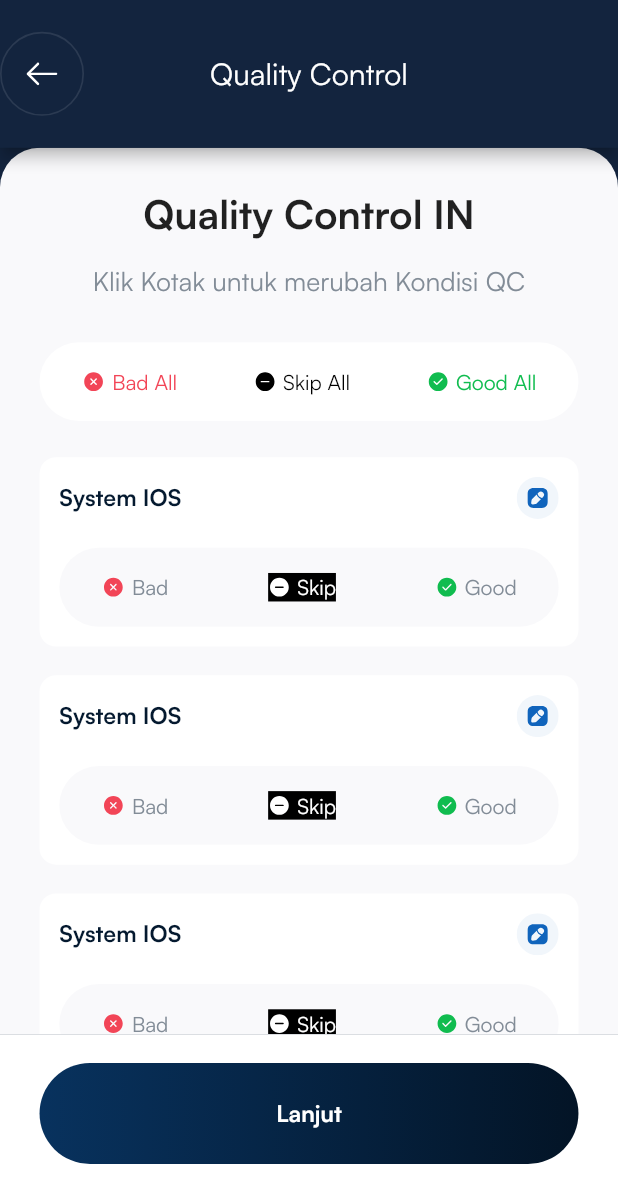
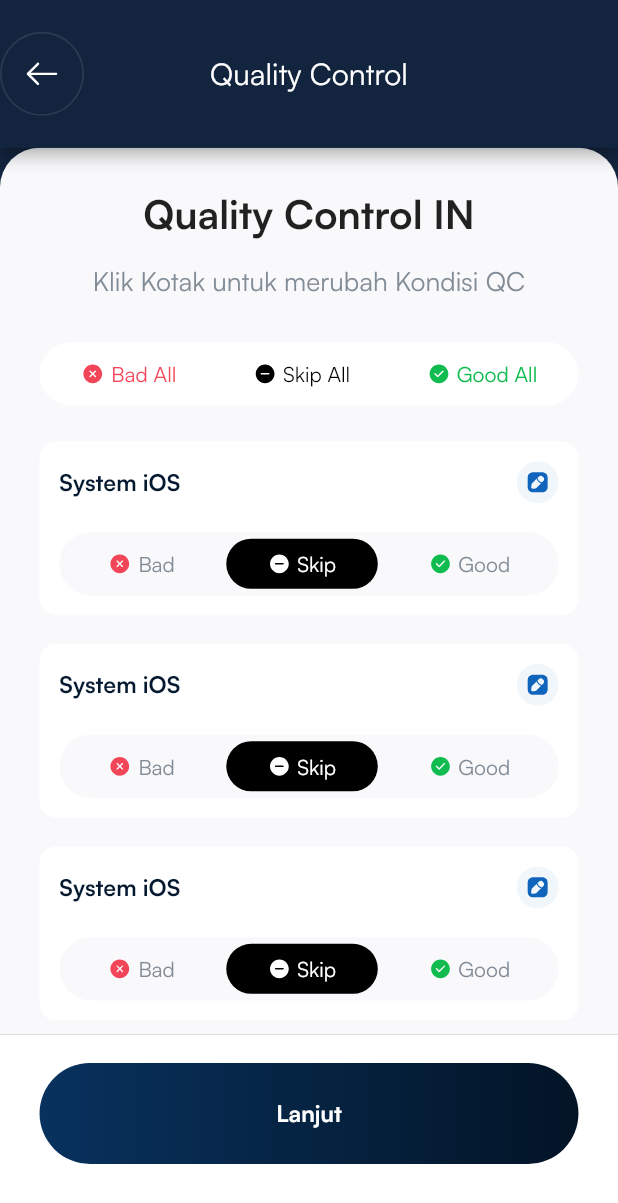
Before and after one commit to HugoIr/flutter_ui_test, a Flutter app: the screen it shows after launch, on a phone screen of 412 x 824 dp. Shown: the top 1203 px of the screen. Run offline on Flutter 3.47's test engine with Material 2 defaults, Android fonts, the phone set to English and light mode, and no system bars; our stand-ins replace bloc, flutter_bloc, flutter_screenutil, flutter_svg.

Commit message:
fix quality button padding, implement edit description button, and handle description overflow

```diff
--- /dev/null
+++ b/lib/cubits/quality_item/quality_item_state.dart
@@ -0,0 +1,14 @@
+part of 'quality_item_cubit.dart';
+
+@immutable
+abstract class QualityItemState {}
+
+class QualityItemLoaded extends QualityItemState {
+  final int index;
+  final String name;
+
+  QualityItemLoaded({
+    required this.index,
+    required this.name,
+  });
+}
--- a/lib/cubits/selected_item/selected_item_cubit.dart
+++ /dev/null
@@ -1,13 +0,0 @@
-import 'package:bloc/bloc.dart';
-import 'package:meta/meta.dart';
-
-class SelectedItemCubit extends Cubit<int> {
-  SelectedItemCubit() : super(1);
-  void changeSelectedItem(int index) {
-    if (index >= 0 && index <= 2) {
-      emit(index);
-    } else {
-      emit(1);
-    }
-  }
-}
--- a/lib/pages/homepage.dart
+++ b/lib/pages/homepage.dart
@@ -3,12 +3,12 @@ import 'package:flutter_bloc/flutter_bloc.dart';
 import 'package:flutter_screenutil/flutter_screenutil.dart';
 import 'package:flutter_svg/flutter_svg.dart';
 import 'package:flutter_ui_test/components/bottom_sheet_description.dart';
-import 'package:flutter_ui_test/cubits/selected_item/selected_item_cubit.dart';
+import 'package:flutter_ui_test/cubits/quality_item/quality_item_cubit.dart';
 import 'package:flutter_ui_test/utils/constant.dart';
 
 class Homepage extends StatelessWidget {
   Homepage({Key? key}) : super(key: key);
-  List<SelectedItemCubit> selectedItemCubitList = [];
+  List<QualityItemCubit> qualityItemCubitList = [];
   @override
   Widget build(BuildContext context) {
     return Scaffold(
@@ -61,11 +61,11 @@ class Homepage extends StatelessWidget {
                       );
                     },
                     itemBuilder: (context, index) {
-                      SelectedItemCubit selectedItemCubit = SelectedItemCubit();
-                      selectedItemCubitList.add(selectedItemCubit);
+                      QualityItemCubit qualityItemCubit = QualityItemCubit();
+                      qualityItemCubitList.add(qualityItemCubit);
                       return BlocProvider(
-                        create: (context) => selectedItemCubit,
-                        child: rowItemQuality(context),
+                        create: (context) => qualityItemCubit,
+                        child: cardItemQuality(context, qualityItemCubit),
                       );
                     })
               ],
@@ -108,7 +108,126 @@ class Homepage extends StatelessWidget {
     );
   }
 
-  Container rowItemQuality(BuildContext context) {
+  showEditDescription(
+      BuildContext buildContext, QualityItemCubit qualityItemCubit) {
+    showModalBottomSheet(
+      isScrollControlled: true,
+      isDismissible: true,
+      backgroundColor: Colors.transparent,
+      context: buildContext,
+      builder: (context) {
+        return Padding(
+          padding: MediaQuery.of(context).viewInsets,
+          child: BottomSheetDescription(qualityItemCubit: qualityItemCubit),
+        );
+      },
+    );
+  }
+
+  Widget rowButtonAllCommand() {
+    return BlocProvider(
+      create: (context) => QualityItemCubit(),
+      child: Builder(builder: (context) {
+        return BlocBuilder<QualityItemCubit, QualityItemState>(
+          builder: (context, state) {
+            if (state is QualityItemLoaded) {
+              return Container(
+                padding: EdgeInsets.all(4.w),
+                decoration: BoxDecoration(
+                    borderRadius: BorderRadius.circular(1000.r), color: white),
+                width: double.infinity,
+                child: Row(
+                  mainAxisAlignment: MainAxisAlignment.spaceBetween,
+                  children: [
+                    qualityItemAllCommand(
+                      asset: "assets/images/bad.svg",
+                      name: "Bad All",
+                      focusColor: red,
+                      fontColor: red,
+                      currentIndex: state.index,
+                      index: 0,
+                    ),
+                    qualityItemAllCommand(
+                      asset: "assets/images/skip.svg",
+                      name: "Skip All",
+                      focusColor: black,
+                      fontColor: black,
+                      currentIndex: state.index,
+                      index: 1,
+                    ),
+                    qualityItemAllCommand(
+                      asset: "assets/images/good.svg",
+                      name: "Good All",
+                      focusColor: green,
+                      fontColor: green,
+                      currentIndex: state.index,
+                      index: 2,
+                    ),
+                  ],
+                ),
+              );
+            } else {
+              return SizedBox();
+            }
+          },
+        );
+      }),
+    );
+  }
+
+  Widget rowButtonCommand() {
+    return Builder(builder: (context) {
+      return BlocBuilder<QualityItemCubit, QualityItemState>(
+        builder: (context, state) {
+          if (state is QualityItemLoaded) {
+            print("CURRENTINDEX ${state.index}");
+
+            return Container(
+              padding: EdgeInsets.all(4.w),
+              decoration: BoxDecoration(
+                  borderRadius: BorderRadius.circular(1000.r),
+                  color: bgDefaultColor),
+              width: double.infinity,
+              child: Row(
+                mainAxisAlignment: MainAxisAlignment.spaceBetween,
+                children: [
+                  qualityItem(
+                    asset: "assets/images/bad.svg",
+                    name: "Bad",
+                    fontColor: greyTextColor,
+                    focusColor: red,
+                    currentIndex: state.index,
+                    index: 0,
+                  ),
+                  qualityItem(
+                    asset: "assets/images/skip.svg",
+                    name: "Skip",
+                    fontColor: greyTextColor,
+                    focusColor: black,
+                    currentIndex: state.index,
+                    index: 1,
+                  ),
+                  qualityItem(
+                    asset: "assets/images/good.svg",
+                    name: "Good",
+                    fontColor: greyTextColor,
+                    focusColor: green,
+                    currentIndex: state.index,
+                    index: 2,
+                  ),
+                ],
+              ),
+            );
+          } else {
+            return SizedBox();
+          }
+        },
+      );
+    });
+  }
+
+  Container cardItemQuality(
+      BuildContext context, QualityItemCubit qualityItemCubit) {
     return Container(
       padding: EdgeInsets.all(12.w),
       decoration: BoxDecoration(
@@ -120,13 +239,26 @@ class Homepage extends StatelessWidget {
           Row(
             mainAxisAlignment: MainAxisAlignment.spaceBetween,
             children: [
-              Text(
-                "System IOS",
-                style: textStyle1,
+              Flexible(
+                child: BlocBuilder<QualityItemCubit, QualityItemState>(
+                  builder: (context, state) {
+                    if (state is QualityItemLoaded) {
+                      return Text(
+                        "${state.name}",
+                        style: textStyle1,
+                      );
+                    } else {
+                      return Text(
+                        "System iOS",
+                        style: textStyle1,
+                      );
+                    }
+                  },
+                ),
               ),
               GestureDetector(
                   onTap: () {
-                    showEditDescription(context);
+                    showEditDescription(context, qualityItemCubit);
                   },
                   child: SvgPicture.asset("assets/images/deskripsi 2.svg")),
             ],
@@ -140,114 +272,6 @@ class Homepage extends StatelessWidget {
     );
   }
 
-  showEditDescription(BuildContext context) {
-    showModalBottomSheet(
-      isScrollControlled: true,
-      isDismissible: true,
-      backgroundColor: Colors.transparent,
-      context: context,
-      builder: (context) {
-        return Padding(
-          padding: MediaQuery.of(context).viewInsets,
-          child: BottomSheetDescription(),
-        );
-      },
-    );
-  }
-
-  Widget rowButtonAllCommand() {
-    return BlocProvider(
-      create: (context) => SelectedItemCubit(),
-      child: Builder(builder: (context) {
-        return BlocBuilder<SelectedItemCubit, int>(
-          builder: (context, currentIndex) {
-            return Container(
-              padding: EdgeInsets.symmetric(horizontal: 25.5.w, vertical: 14.h),
-              decoration: BoxDecoration(
-                  borderRadius: BorderRadius.circular(1000.r), color: white),
-              width: double.infinity,
-              child: Row(
-                mainAxisAlignment: MainAxisAlignment.spaceBetween,
-                children: [
-                  qualityItemAllCommand(
-                    asset: "assets/images/bad.svg",
-                    name: "Bad All",
-                    focusColor: red,
-                    fontColor: red,
-                    currentIndex: currentIndex,
-                    index: 0,
-                  ),
-                  qualityItemAllCommand(
-                    asset: "assets/images/skip.svg",
-                    name: "Skip All",
-                    focusColor: black,
-                    fontColor: black,
-                    currentIndex: currentIndex,
-                    index: 1,
-                  ),
-                  qualityItemAllCommand(
-                    asset: "assets/images/good.svg",
-                    name: "Good All",
-                    focusColor: green,
-                    fontColor: green,
-                    currentIndex: currentIndex,
-                    index: 2,
-                  ),
-                ],
-              ),
-            );
-          },
-        );
-      }),
-    );
-  }
-
-  Widget rowButtonCommand() {
-    return Builder(builder: (context) {
-      return BlocBuilder<SelectedItemCubit, int>(
-        builder: (context, currentIndex) {
-          print("CURRENTINDEX $currentIndex");
-          return Container(
-            padding: EdgeInsets.symmetric(horizontal: 25.5.w, vertical: 14.h),
-            decoration: BoxDecoration(
-                borderRadius: BorderRadius.circular(1000.r),
-                color: bgDefaultColor),
-            width: double.infinity,
-            child: Row(
-              mainAxisAlignment: MainAxisAlignment.spaceBetween,
-              children: [
-                qualityItem(
-                  asset: "assets/images/bad.svg",
-                  name: "Bad",
-                  fontColor: greyTextColor,
-                  focusColor: red,
-                  currentIndex: currentIndex,
-                  index: 0,
-                ),
-                qualityItem(
-                  asset: "assets/images/skip.svg",
-                  name: "Skip",
-                  fontColor: greyTextColor,
-                  focusColor: black,
-                  currentIndex: currentIndex,
-                  index: 1,
-                ),
-                qualityItem(
-                  asset: "assets/images/good.svg",
-                  name: "Good",
-                  fontColor: greyTextColor,
-                  focusColor: green,
-                  currentIndex: currentIndex,
-                  index: 2,
-                ),
-              ],
-            ),
-          );
-        },
-      );
-    });
-  }
-
   Widget qualityItem(
       {required String asset,
       required String name,
@@ -255,12 +279,12 @@ class Homepage extends StatelessWidget {
       required int currentIndex,
       required Color focusColor,
       Color fontColor = greyTextColor}) {
-    return BlocBuilder<SelectedItemCubit, int>(
+    return BlocBuilder<QualityItemCubit, QualityItemState>(
       builder: (context, state) {
         return GestureDetector(
           onTap: () {
             print("index $index");
-            context.read<SelectedItemCubit>().changeSelectedItem(index);
+            context.read<QualityItemCubit>().changeQualityItemIndex(index);
           },
           child: qualityItemRaw(
             name: name,
@@ -285,9 +309,14 @@ class Homepage extends StatelessWidget {
     bool isAllCommand = false,
   }) {
     return Container(
-      color: (currentIndex == index && !isAllCommand)
-          ? focusColor
-          : Colors.transparent,
+      decoration: BoxDecoration(
+        borderRadius: BorderRadius.circular(1000.r),
+        color: (currentIndex == index && !isAllCommand)
+            ? focusColor
+            : Colors.transparent,
+      ),
+      padding: EdgeInsets.symmetric(
+          horizontal: isAllCommand ? 21.w : 25.41.w, vertical: 6.h),
       child: Row(
         children: [
           SvgPicture.asset(
@@ -317,14 +346,14 @@ class Homepage extends StatelessWidget {
     required Color focusColor,
     Color fontColor = Colors.black87,
   }) {
-    return BlocBuilder<SelectedItemCubit, int>(
+    return BlocBuilder<QualityItemCubit, QualityItemState>(
       builder: (context, state) {
         return GestureDetector(
           onTap: () {
-            for (SelectedItemCubit selectedItemCubit in selectedItemCubitList) {
-              selectedItemCubit.changeSelectedItem(index);
+            for (QualityItemCubit qualityItemCubit in qualityItemCubitList) {
+              qualityItemCubit.changeQualityItemIndex(index);
             }
-            // context.read<SelectedItemCubit>().c
+            // context.read<QualityItemCubit>().c
           },
           child: qualityItemRaw(
             asset: asset,
```
Also changed, not shown: lib/components/bottom_sheet_description.dart (+21 -5 lines), lib/cubits/quality_item/quality_item_cubit.dart (added, +23 -0 lines).
